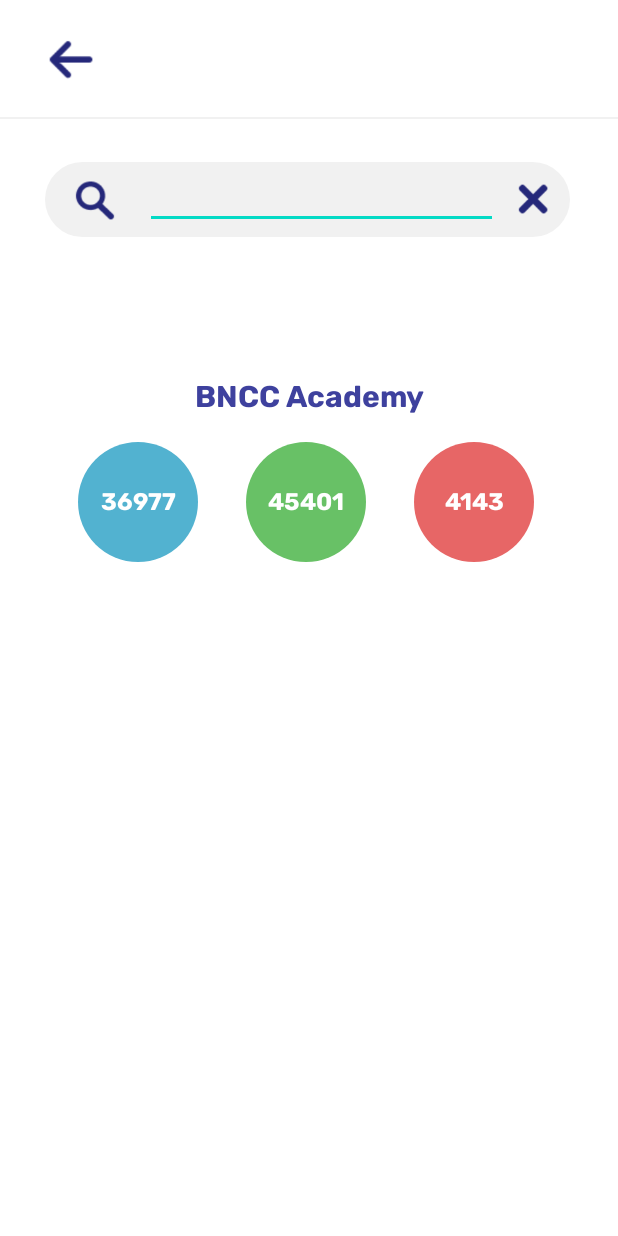
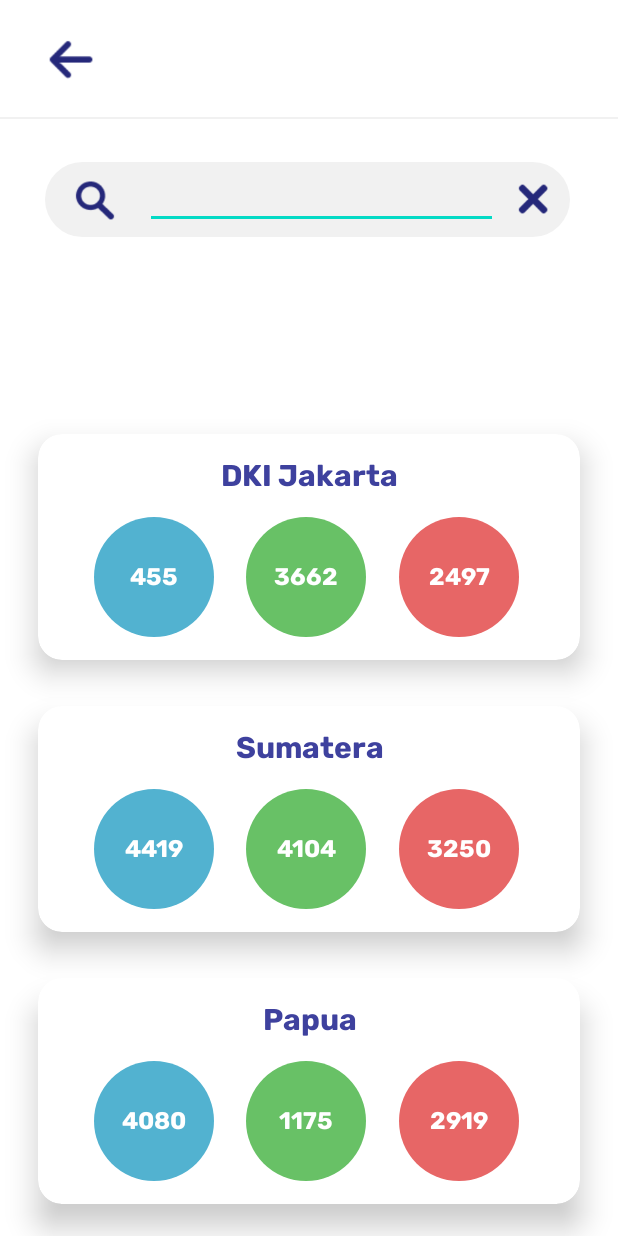
Before and after one commit to nox237/BNCCAcademy, an Android app: the SecondActivity screen opened directly, with no data from a screen before it, on a phone screen of 412 x 824 dp. Run offline under Robolectric (Android 15) with nearby library versions, the phone set to English and light mode, and no system bars.

Commit message:
Added RecyclerView on Cities in AnotherActivity

```diff
--- a/app/build.gradle
+++ b/app/build.gradle
@@ -33,4 +33,8 @@
     testImplementation 'junit:junit:4.12'
     androidTestImplementation 'androidx.test.ext:junit:1.1.2'
     androidTestImplementation 'androidx.test.espresso:espresso-core:3.3.0'
+
+    // For cardview and recyclerview
+    implementation 'androidx.cardview:cardview:1.0.0'
+    implementation 'androidx.recyclerview:recyclerview:1.1.0'
 }
--- /dev/null
+++ b/app/src/main/java/com/example/bnccacademy/LookUpActivity.kt
@@ -0,0 +1,10 @@
+package com.example.bnccacademy
+
+import android.os.Bundle
+import androidx.appcompat.app.AppCompatActivity
+
+class LookUpActivity : AppCompatActivity() {
+    override fun onCreate(savedInstanceState: Bundle?) {
+        super.onCreate(savedInstanceState)
+    }
+}
--- /dev/null
+++ b/app/src/main/java/com/example/bnccacademy/LookUpAdapter.kt
@@ -0,0 +1,28 @@
+package com.example.bnccacademy
+
+import android.view.LayoutInflater
+import android.view.ViewGroup
+import androidx.recyclerview.widget.RecyclerView
+
+class LookUpAdapter(private val lookUpList: MutableList<LookUpData>): RecyclerView.Adapter<LookUpViewHolder>(){
+    override fun onCreateViewHolder(parent: ViewGroup, viewType: Int): LookUpViewHolder {
+        // Tempate viewHolder di buat / inisialisasi (dipanggil satu kali) atau ketika ada perubahan data
+        return LookUpViewHolder(
+            LayoutInflater.from(parent.context).inflate(
+                R.layout.item_look_up,
+                parent,
+                false
+            )
+        )
+    }
+
+    override fun onBindViewHolder(holder: LookUpViewHolder, position: Int) {
+        // tempat dimana kita akan bind viewholder dengan data
+        holder.bind(lookUpList[position])
+    }
+
+    override fun getItemCount(): Int {
+        // Tempat adapter nanya berapa banyak data yang mw dirender
+        return lookUpList.size
+    }
+}
--- /dev/null
+++ b/app/src/main/java/com/example/bnccacademy/LookUpData.kt
@@ -0,0 +1,8 @@
+package com.example.bnccacademy
+
+data class LookUpData (
+    val provinceName: String,
+    val numberOfPositiveCases: Int=0,
+    val numberOfRecoveredCases: Int=0,
+    val numberOfDeathCases: Int=0
+)
--- /dev/null
+++ b/app/src/main/java/com/example/bnccacademy/LookUpViewHolder.kt
@@ -0,0 +1,14 @@
+package com.example.bnccacademy
+
+import android.view.View
+import androidx.recyclerview.widget.RecyclerView
+import kotlinx.android.synthetic.main.item_look_up.view.*
+
+class LookUpViewHolder(itemView: View): RecyclerView.ViewHolder(itemView) {
+    fun bind(data: LookUpData) {
+        itemView.tvLookUpProvinceName.text = data.provinceName
+        itemView.tvLookUpConfirmedCase.text = "${data.numberOfPositiveCases}"
+        itemView.tvLookUpRecoveredCase.text = "${data.numberOfRecoveredCases}"
+        itemView.tvLookUpDeathCase.text = "${data.numberOfDeathCases}"
+    }
+}
--- a/app/src/main/java/com/example/bnccacademy/SecondActivity.kt
+++ b/app/src/main/java/com/example/bnccacademy/SecondActivity.kt
@@ -2,14 +2,26 @@
 
 import android.os.Bundle
 import androidx.appcompat.app.AppCompatActivity
+import androidx.recyclerview.widget.LinearLayoutManager
+import kotlinx.android.synthetic.main.activity_look_up.rvLookUp
 import kotlinx.android.synthetic.main.another_layout.*
 
 class SecondActivity : AppCompatActivity() {
+
+    private val mockLookUpList = mutableListOf(
+        LookUpData("DKI Jakarta", 455, 3662, 2497),
+        LookUpData("Sumatera", 4419, 4104,3250),
+        LookUpData("Papua", 4080, 1175, 2919),
+        LookUpData("Kalimantan", 1477, 1231, 1656),
+    )
 
     override fun onCreate(savedInstanceState: Bundle?) {
         super.onCreate(savedInstanceState)
         setContentView(R.layout.another_layout)
 
+        val lookUpAdapter = LookUpAdapter(mockLookUpList)
+        rvLookUp.layoutManager = LinearLayoutManager(this)
+        rvLookUp.adapter = lookUpAdapter
         val value = intent.getStringExtra(MainActivity.TESTING)
         title_activity.text = value
 
--- /dev/null
+++ b/app/src/main/res/layout/activity_look_up.xml
@@ -0,0 +1,19 @@
+<?xml version="1.0" encoding="utf-8"?>
+<androidx.constraintlayout.widget.ConstraintLayout xmlns:android="http://schemas.android.com/apk/res/android"
+    android:layout_width="match_parent"
+    android:layout_height="match_parent"
+    xmlns:app="http://schemas.android.com/apk/res-auto"
+    xmlns:tools="http://schemas.android.com/tools">
+
+    <androidx.recyclerview.widget.RecyclerView
+        android:id="@+id/rvLookUp"
+        app:layout_constraintLeft_toLeftOf="parent"
+        app:layout_constraintTop_toTopOf="parent"
+        app:layout_constraintBottom_toBottomOf="parent"
+        app:layout_constraintRight_toRightOf="parent"
+        android:layout_width="match_parent"
+        android:layout_height="match_parent"
+        tools:itemCount="5"
+        tools:listitem="@layout/item_look_up" />
+
+</androidx.constraintlayout.widget.ConstraintLayout>
--- a/app/src/main/res/layout/another_layout.xml
+++ b/app/src/main/res/layout/another_layout.xml
@@ -88,111 +88,16 @@
 
     </LinearLayout>
 
-
-    <ScrollView
+    <androidx.recyclerview.widget.RecyclerView
+        android:id="@+id/rvLookUp"
         android:layout_width="match_parent"
-        android:layout_height="600sp"
+        android:layout_height="550sp"
         app:layout_constraintBottom_toBottomOf="parent"
-        app:layout_constraintEnd_toEndOf="parent"
-        app:layout_constraintStart_toStartOf="parent">
-
-        <LinearLayout
-            android:paddingStart="20sp"
-            android:paddingEnd="20sp"
-            android:layout_width="match_parent"
-            android:layout_height="180sp"
-            android:orientation="vertical"
-            android:gravity="center"
-            android:background="@drawable/activity2_city_background">
-
-            <TextView
-                android:layout_width="wrap_content"
-                android:layout_height="0dp"
-                android:layout_marginTop="28dp"
-                android:layout_weight="1"
-                android:fontFamily="@font/rubik_bold"
-                android:gravity="center"
-                android:text="@string/app_name"
-                android:textColor="@color/Indigo"
-                android:textSize="20sp"
-                android:textStyle="bold"
-                android:paddingBottom="18sp"/>
-
-
-            <androidx.constraintlayout.widget.ConstraintLayout
-                android:layout_width="match_parent"
-                android:layout_height="wrap_content">
-
-                <LinearLayout
-                    android:id="@+id/textView2"
-                    android:layout_width="80sp"
-                    android:layout_height="80sp"
-                    android:background="@drawable/round_teal"
-                    android:orientation="vertical"
-                    app:layout_constraintBottom_toBottomOf="parent"
-                    app:layout_constraintEnd_toStartOf="@+id/textView"
-                    app:layout_constraintHorizontal_bias="0.5"
-                    app:layout_constraintStart_toStartOf="parent">
-
-                    <TextView
-                        android:layout_width="match_parent"
-                        android:layout_height="match_parent"
-                        android:text="@string/_36977"
-                        android:fontFamily="@font/rubik_bold"
-                        android:textSize="16sp"
-                        android:textColor="@color/White"
-                        android:gravity="center"/>
-
-                </LinearLayout>
-
-                <LinearLayout
-                    android:id="@+id/textView"
-                    android:layout_width="80sp"
-                    android:layout_height="80sp"
-                    android:background="@drawable/round_green"
-                    android:orientation="vertical"
-                    app:layout_constraintBottom_toBottomOf="parent"
-                    app:layout_constraintEnd_toStartOf="@+id/textView6"
-                    app:layout_constraintHorizontal_bias="0.5"
-                    app:layout_constraintStart_toEndOf="@+id/textView2">
-
-                    <TextView
-                        android:layout_width="match_parent"
-                        android:layout_height="match_parent"
-                        android:text="@string/_45401"
-                        android:fontFamily="@font/rubik_bold"
-                        android:textSize="16sp"
-                        android:textColor="@color/White"
-                        android:gravity="center"/>
-
-                </LinearLayout>
-
-                <LinearLayout
-                    android:id="@+id/textView6"
-                    android:layout_width="80sp"
-                    android:layout_height="80sp"
-                    android:layout_marginEnd="4dp"
-                    android:background="@drawable/round_red"
-                    android:orientation="vertical"
-                    app:layout_constraintBottom_toBottomOf="parent"
-                    app:layout_constraintEnd_toEndOf="parent"
-                    app:layout_constraintHorizontal_bias="0.5"
-                    app:layout_constraintStart_toEndOf="@+id/textView">
-
-                    <TextView
-                        android:layout_width="match_parent"
-                        android:layout_height="match_parent"
-                        android:text="@string/_4143"
-                        android:fontFamily="@font/rubik_bold"
-                        android:textSize="16sp"
-                        android:textColor="@color/White"
-                        android:gravity="center"/>
-
-                </LinearLayout>
-
-            </androidx.constraintlayout.widget.ConstraintLayout>
-        </LinearLayout>
-
-    </ScrollView>
+        app:layout_constraintHorizontal_bias="0.0"
+        app:layout_constraintLeft_toLeftOf="parent"
+        app:layout_constraintRight_toRightOf="parent"
+        app:layout_constraintTop_toBottomOf="@+id/button"
+        app:layout_constraintVertical_bias="1.0"
+        tools:listitem="@layout/item_look_up" />
 
 </androidx.constraintlayout.widget.ConstraintLayout>
--- /dev/null
+++ b/app/src/main/res/layout/item_look_up.xml
@@ -0,0 +1,118 @@
+<?xml version="1.0" encoding="utf-8"?>
+<androidx.cardview.widget.CardView xmlns:app="http://schemas.android.com/apk/res-auto"
+    xmlns:android="http://schemas.android.com/apk/res/android"
+    android:layout_width="match_parent"
+    android:layout_height="wrap_content"
+    app:cardCornerRadius="16sp"
+    app:cardElevation="12sp"
+    android:layout_marginTop="15sp"
+    android:layout_marginBottom="15sp"
+    android:layout_marginLeft="25sp"
+    android:layout_marginRight="25sp">
+
+    <androidx.constraintlayout.widget.ConstraintLayout
+        android:layout_width="match_parent"
+        android:layout_height="wrap_content"
+        android:orientation="vertical"
+        android:gravity="center"
+        android:background="@drawable/activity2_city_background"
+        android:padding="15sp">
+
+        <TextView
+            android:id="@+id/tvLookUpProvinceName"
+            android:layout_width="wrap_content"
+            android:layout_height="0dp"
+            android:layout_weight="1"
+            android:fontFamily="@font/rubik_bold"
+            android:gravity="center"
+            android:text="@string/app_name"
+            android:textColor="@color/Indigo"
+            android:textSize="20sp"
+            android:textStyle="bold"
+            app:layout_constraintEnd_toEndOf="parent"
+            app:layout_constraintStart_toStartOf="parent"
+            app:layout_constraintTop_toTopOf="parent" />
+
+        <androidx.constraintlayout.widget.ConstraintLayout
+            android:id="@+id/constraintLayout3"
+            android:layout_width="match_parent"
+            android:layout_height="wrap_content"
+            app:layout_constraintBottom_toBottomOf="parent"
+            app:layout_constraintEnd_toEndOf="parent"
+            app:layout_constraintStart_toStartOf="parent"
+            app:layout_constraintTop_toBottomOf="@+id/tvLookUpProvinceName"
+            android:layout_marginTop="15sp">
+
+            <LinearLayout
+                android:id="@+id/textView2"
+                android:layout_width="80sp"
+                android:layout_height="80sp"
+                android:background="@drawable/round_teal"
+                android:orientation="vertical"
+                app:layout_constraintBottom_toBottomOf="parent"
+                app:layout_constraintEnd_toStartOf="@+id/textView"
+                app:layout_constraintHorizontal_bias="0.5"
+                app:layout_constraintStart_toStartOf="parent">
+
+                <TextView
+                    android:id="@+id/tvLookUpConfirmedCase"
+                    android:layout_width="match_parent"
+                    android:layout_height="match_parent"
+                    android:fontFamily="@font/rubik_bold"
+                    android:gravity="center"
+                    android:text="@string/_36977"
+                    android:textColor="@color/White"
+                    android:textSize="16sp" />
+
+            </LinearLayout>
+
+            <LinearLayout
+                android:id="@+id/textView"
+                android:layout_width="80sp"
+                android:layout_height="80sp"
+                android:background="@drawable/round_green"
+                android:orientation="vertical"
+                app:layout_constraintBottom_toBottomOf="parent"
+                app:layout_constraintEnd_toStartOf="@+id/textView6"
+                app:layout_constraintHorizontal_bias="0.5"
+                app:layout_constraintStart_toEndOf="@+id/textView2">
+
+                <TextView
+                    android:id="@+id/tvLookUpRecoveredCase"
+                    android:layout_width="match_parent"
+                    android:layout_height="match_parent"
+                    android:fontFamily="@font/rubik_bold"
+                    android:gravity="center"
+                    android:text="@string/_45401"
+                    android:textColor="@color/White"
+                    android:textSize="16sp" />
+
+            </LinearLayout>
+
+            <LinearLayout
+                android:id="@+id/textView6"
+                android:layout_width="80sp"
+                android:layout_height="80sp"
+                android:layout_marginEnd="4dp"
+                android:background="@drawable/round_red"
+                android:orientation="vertical"
+                app:layout_constraintBottom_toBottomOf="parent"
+                app:layout_constraintEnd_toEndOf="parent"
+                app:layout_constraintHorizontal_bias="0.5"
+                app:layout_constraintStart_toEndOf="@+id/textView">
+
+                <TextView
+                    android:layout_width="match_parent"
+                    android:layout_height="match_parent"
+                    android:fontFamily="@font/rubik_bold"
+                    android:gravity="center"
+                    android:text="@string/_4143"
+                    android:textColor="@color/White"
+                    android:textSize="16sp"
+                    android:id="@+id/tvLookUpDeathCase"/>
+
+            </LinearLayout>
+
+        </androidx.constraintlayout.widget.ConstraintLayout>
+    </androidx.constraintlayout.widget.ConstraintLayout>
+</androidx.cardview.widget.CardView>
```
